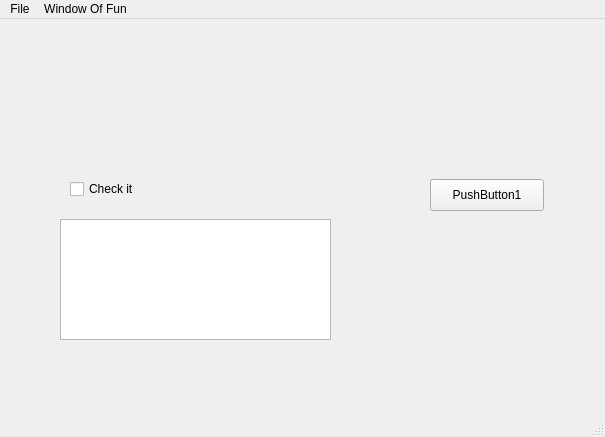
This is mainwindow.ui in jsiripun/CS340_HW1 as Qt 5 draws it before an edit. The edited form follows.
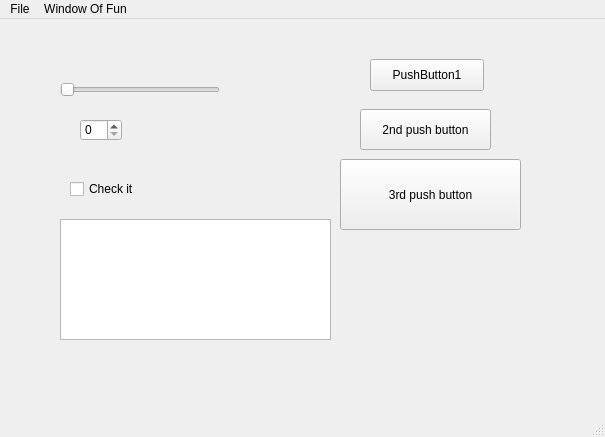
This is the edited form.

The edit to the form file:
```diff
--- a/mainwindow.ui
+++ b/mainwindow.ui
@@ -17,8 +17,8 @@
    <widget class="QPushButton" name="pushButton">
     <property name="geometry">
      <rect>
-      <x>430</x>
-      <y>160</y>
+      <x>370</x>
+      <y>40</y>
       <width>114</width>
       <height>32</height>
      </rect>
@@ -50,6 +50,55 @@
      </rect>
     </property>
    </widget>
+   <widget class="QSlider" name="horizontalSlider">
+    <property name="geometry">
+     <rect>
+      <x>60</x>
+      <y>60</y>
+      <width>160</width>
+      <height>22</height>
+     </rect>
+    </property>
+    <property name="orientation">
+     <enum>Qt::Horizontal</enum>
+    </property>
+   </widget>
+   <widget class="QSpinBox" name="spinBox">
+    <property name="geometry">
+     <rect>
+      <x>80</x>
+      <y>100</y>
+      <width>42</width>
+      <height>22</height>
+     </rect>
+    </property>
+   </widget>
+   <widget class="QPushButton" name="pushButton2">
+    <property name="geometry">
+     <rect>
+      <x>360</x>
+      <y>90</y>
+      <width>131</width>
+      <height>41</height>
+     </rect>
+    </property>
+    <property name="text">
+     <string>2nd push button</string>
+    </property>
+   </widget>
+   <widget class="QPushButton" name="pushButton3">
+    <property name="geometry">
+     <rect>
+      <x>340</x>
+      <y>140</y>
+      <width>181</width>
+      <height>71</height>
+     </rect>
+    </property>
+    <property name="text">
+     <string>3rd push button</string>
+    </property>
+   </widget>
   </widget>
   <widget class="QStatusBar" name="statusBar"/>
   <widget class="QMenuBar" name="menuBar">
```
Left out of the diff: 34 changed lines with no effect on the pictures.
